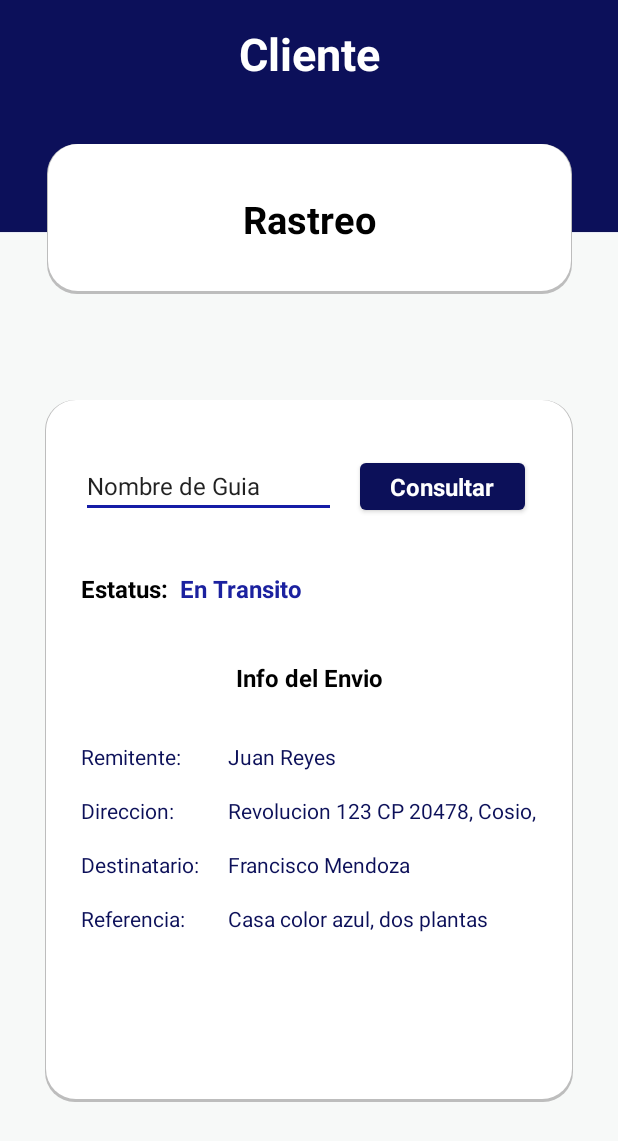
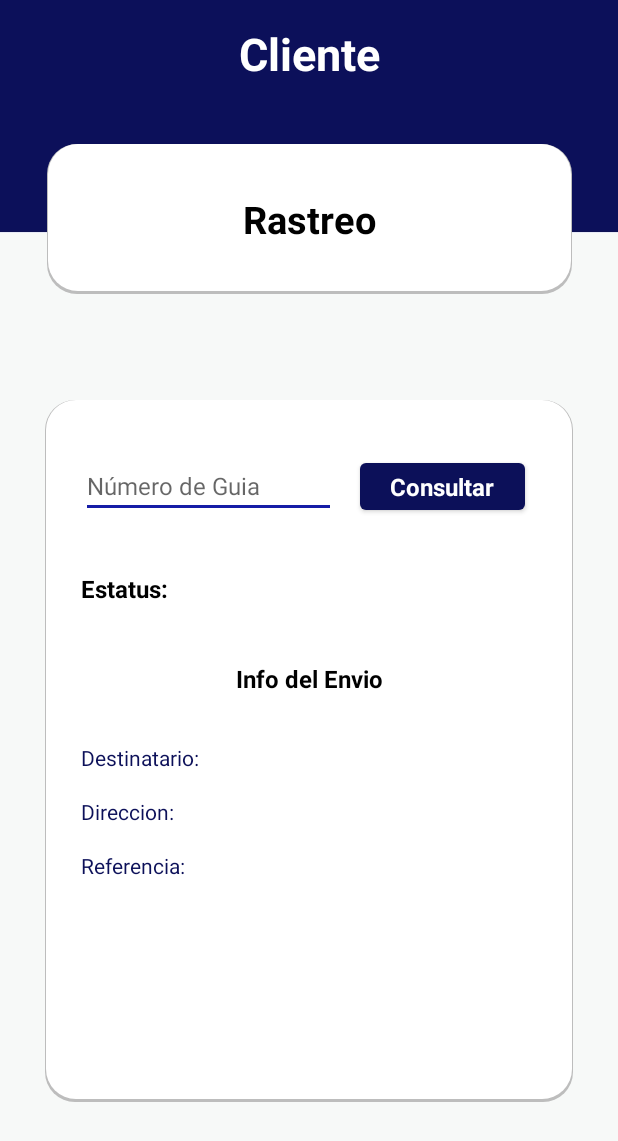
Before and after one commit to AlexSP15/Velox, an Android app: the ClienteRastreo screen opened directly, with no data from a screen before it, on a phone screen of 412 x 824 dp. Shown: the top 1141 px of the screen. Run offline under Robolectric (Android 15) with nearby library versions, the phone set to English and light mode, and no system bars; Roboto replaces fonts that are not available here.

Commit message:
Programacion Rastreo

```diff
--- a/app/src/main/res/layout/activity_cliente_rastreo.xml
+++ b/app/src/main/res/layout/activity_cliente_rastreo.xml
@@ -70,7 +70,6 @@
             android:layout_marginStart="8dp"
             android:layout_marginTop="32dp"
             android:fontFamily="sans-serif"
-            android:text="Juan Reyes"
             android:textColor=" #0C1059"
             android:textSize="14sp"
             android:textStyle="normal"
@@ -84,26 +83,11 @@
             android:layout_marginStart="8dp"
             android:layout_marginTop="16dp"
             android:fontFamily="sans-serif"
-            android:text="Revolucion 123 CP 20478, Cosio, Ags"
             android:textColor=" #0C1059"
             android:textSize="14sp"
             android:textStyle="normal"
             app:layout_constraintStart_toEndOf="@+id/textView8"
             app:layout_constraintTop_toBottomOf="@+id/txtRemitenteCli" />
-
-        <TextView
-            android:id="@+id/txtDestinatarioCli"
-            android:layout_width="181dp"
-            android:layout_height="20sp"
-            android:layout_marginStart="8dp"
-            android:layout_marginTop="16dp"
-            android:fontFamily="sans-serif"
-            android:text="Francisco Mendoza"
-            android:textColor=" #0C1059"
-            android:textSize="14sp"
-            android:textStyle="normal"
-            app:layout_constraintStart_toEndOf="@+id/textView9"
-            app:layout_constraintTop_toBottomOf="@+id/txtDireccionCli" />
 
         <TextView
             android:id="@+id/txtReferenciaCli"
@@ -112,26 +96,11 @@
             android:layout_marginStart="8dp"
             android:layout_marginTop="16dp"
             android:fontFamily="sans-serif"
-            android:text="Casa color azul, dos plantas"
             android:textColor=" #0C1059"
             android:textSize="14sp"
             android:textStyle="normal"
             app:layout_constraintStart_toEndOf="@+id/textView10"
-            app:layout_constraintTop_toBottomOf="@+id/txtDestinatarioCli" />
-
-        <TextView
-            android:id="@+id/textView9"
-            android:layout_width="90sp"
-            android:layout_height="20sp"
-            android:layout_marginStart="24dp"
-            android:layout_marginTop="16dp"
-            android:fontFamily="sans-serif"
-            android:text="Destinatario:"
-            android:textColor=" #0C1059"
-            android:textSize="14sp"
-            android:textStyle="normal"
-            app:layout_constraintStart_toStartOf="parent"
-            app:layout_constraintTop_toBottomOf="@+id/textView8" />
+            app:layout_constraintTop_toBottomOf="@+id/txtDireccionCli" />
 
         <TextView
             android:id="@+id/textView10"
@@ -145,7 +114,7 @@
             android:textSize="14sp"
             android:textStyle="normal"
             app:layout_constraintStart_toStartOf="parent"
-            app:layout_constraintTop_toBottomOf="@+id/textView9" />
+            app:layout_constraintTop_toBottomOf="@+id/textView8" />
 
         <TextView
             android:id="@+id/textView7"
@@ -154,7 +123,7 @@
             android:layout_marginStart="24dp"
             android:layout_marginTop="32dp"
             android:fontFamily="sans-serif"
-            android:text="Remitente:"
+            android:text="Destinatario:"
             android:textColor=" #0C1059"
             android:textSize="14sp"
             android:textStyle="normal"
@@ -202,8 +171,8 @@
             android:layout_marginTop="36dp"
             android:ems="10"
             android:fontFamily="sans-serif"
+            android:hint="Número de Guia"
             android:inputType="textPersonName"
-            android:text="Nombre de Guia"
             android:textSize="16sp"
             app:layout_constraintStart_toStartOf="parent"
             app:layout_constraintTop_toTopOf="parent" />
@@ -225,11 +194,10 @@
         <TextView
             android:id="@+id/txtEstatusCli"
             android:layout_width="163dp"
-            android:layout_height="19dp"
+            android:layout_height="20dp"
             android:layout_marginStart="8dp"
             android:layout_marginTop="36dp"
             android:fontFamily="sans-serif"
-            android:text="En Transito"
             android:textColor="#1B219F"
             android:textSize="16sp"
             android:textStyle="bold"
```
Also changed, not shown: app/src/main/java/com/example/velox/ClienteRastreo.java (+240 -0 lines).
